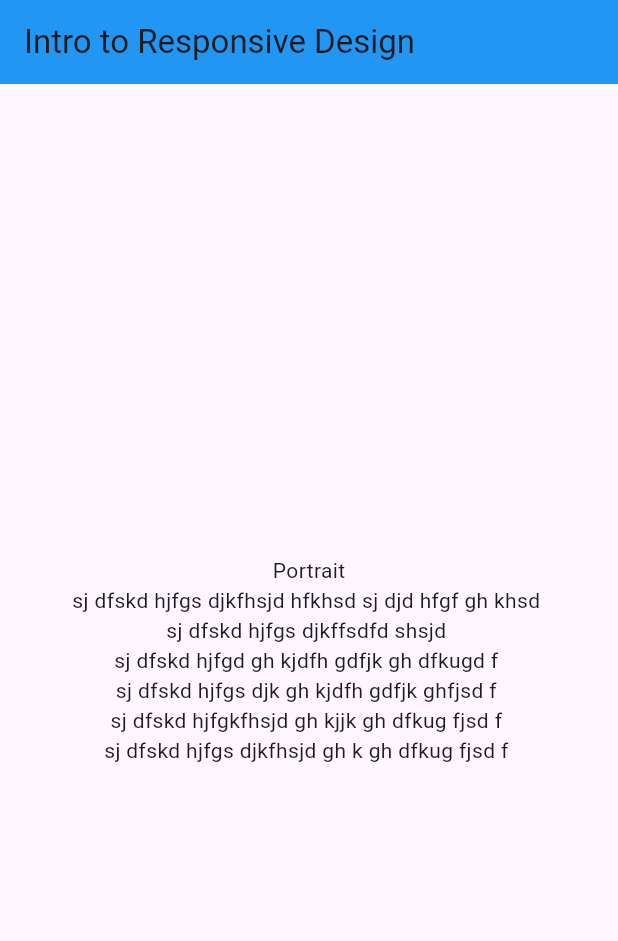
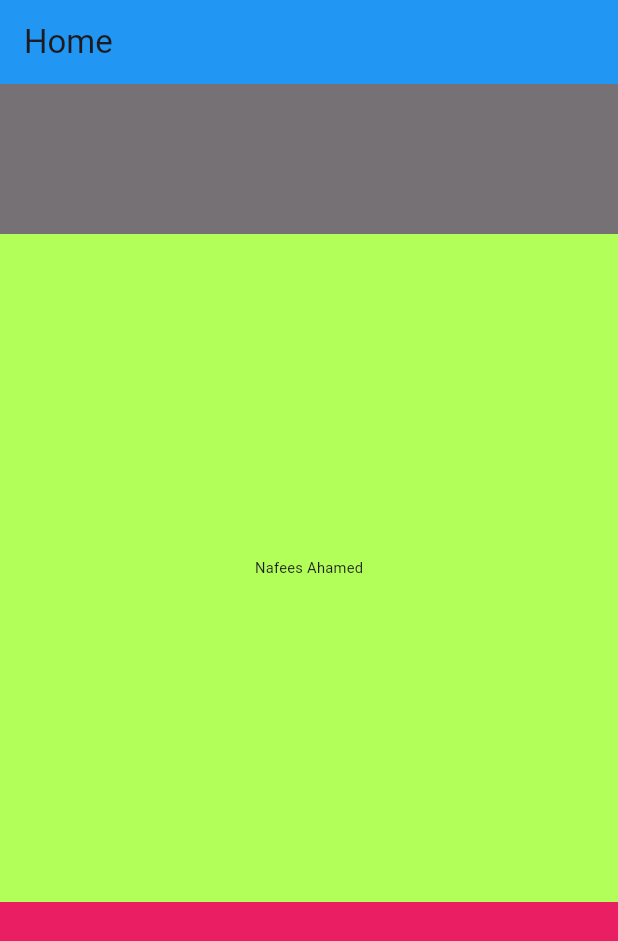
Before and after one commit to nafiz79/practise_udemy, a Flutter app: the screen it shows after launch, on a phone screen of 412 x 824 dp. Shown: the top 941 px of the screen. Run offline on Flutter 3.47's test engine with Material 3 defaults, Android fonts, the phone set to English and light mode, and no system bars.

Commit message:
container_aspectratio_flexible_expanded_Sizedbox_fittedbox_class_8.2

```diff
--- /dev/null
+++ b/lib/home_screen.dart
@@ -0,0 +1,125 @@
+// ignore_for_file: prefer_const_constructors
+
+import 'package:flutter/cupertino.dart';
+import 'package:flutter/material.dart';
+
+class HomeScreen extends StatelessWidget {
+  const HomeScreen({super.key});
+
+  @override
+  Widget build(BuildContext context) {
+    return Scaffold(
+      appBar: AppBar(
+        title: Text('Home'),
+        backgroundColor: Colors.blue,
+      ),
+      body: Column(
+        children: [
+          // AspectRatio(
+          //   aspectRatio: 16 / 9,
+          //   child: Container(
+          //     color: Colors.red,
+          //     child: Image.network(
+          //       'https://www.pexels.com/photo/cyclone-fence-in-shallow-photography-951408/',
+          //       fit: BoxFit.cover,
+          //     ),
+          //   ),
+          // ),
+          // Container(
+          //   width: MediaQuery.sizeOf(context).width,
+          //   height: MediaQuery.sizeOf(context).width,
+          //   color: Colors.amber,
+          //   child: FractionallySizedBox(
+          //     widthFactor: 0.5,
+          //     heightFactor: 0.5,
+          //     child: Container(
+          //       color: Colors.red,
+          //     ),
+          //   ),
+          // )
+          // Flexible(
+          //   fit: FlexFit.tight,
+          //   //default flex is 1
+          //   flex: 3,
+          //   child: Container(
+          //     color: Colors.amber,
+          //     width: MediaQuery.sizeOf(context).width,
+          //   ),
+          // ),
+          // Flexible(
+          //   fit: FlexFit.tight,
+          //   flex: 7,
+          //   child: Column(
+          //     children: [
+          //       Flexible(
+          //         child: Container(
+          //           color: Colors.red,
+          //           width: MediaQuery.sizeOf(context).width,
+          //         ),
+          //       ),
+          //       SizedBox(
+          //         height: 50,
+          //       )
+          //     ],
+          //   ),
+          // ),
+          // Flexible(
+          //   // default flex is 1
+          //   child: Row(
+          //     children: [
+          //       Flexible(
+          //         child: Container(
+          //           color: Colors.lightGreenAccent,
+          //         ),
+          //       ),
+          //       Flexible(
+          //         flex: 4,
+          //         child: Container(
+          //           color: Colors.blue,
+          //         ),
+          //       ),
+          //     ],
+          //   ),
+          // ),
+          // Flexible(
+          //   fit: FlexFit.tight,
+          //   flex: 5,
+          //   child: Container(
+          //     color: Colors.purple,
+          //     width: MediaQuery.sizeOf(context).width,
+          //   ),
+          // ),
+          Container(
+            height: 100,
+            color: Colors.black54,
+            width: MediaQuery.sizeOf(context).width,
+          ),
+          Expanded(
+            flex: 10,
+            child: Container(
+              color: Colors.lightGreenAccent,
+              width: double.infinity,
+              alignment: Alignment.center,
+              child: SizedBox(
+                width: 100,
+                height: 14,
+                child: FittedBox(
+                  child: Text(
+                    'Nafees Ahamed',
+                    maxLines: 1,
+                  ),
+                ),
+              ),
+            ),
+          ),
+          Expanded(
+            flex: 5,
+            child: Container(
+              color: Colors.pink,
+            ),
+          ),
+        ],
+      ),
+    );
+  }
+}
--- a/lib/main.dart
+++ b/lib/main.dart
@@ -1,8 +1,7 @@
-// ignore_for_file: prefer_const_constructors, prefer_const_literals_to_create_immutables
+// ignore_for_file: prefer_const_constructors
 
-import 'package:flutter/cupertino.dart';
 import 'package:flutter/material.dart';
-import 'package:flutter/rendering.dart';
+import 'package:practise_2/home_screen.dart';
 
 void main() {
   runApp(MyApp());
@@ -18,69 +17,3 @@ class MyApp extends StatelessWidget {
     );
   }
 }
-
-class HomeScreen extends StatelessWidget {
-  const HomeScreen({super.key});
-
-  @override
-  Widget build(BuildContext context) {
-    // Size size=MediaQuery.of(context).size;
-    // Size size = MediaQuery.sizeOf(context);
-    // print(size);
-    // print(size.width);
-    // print(size.height);
-    // print(size.aspectRatio);
-    // print(size.flipped);
-    // Orientation orientation = MediaQuery.orientationOf(context);
-    // print(orientation);
-    // List<DisplayFeature> displayfeatures =
-    //     MediaQuery.displayFeaturesOf(context);
-    // print(displayfeatures);
-    // print(MediaQuery.devicePixelRatioOf(context));
-    print(MediaQuery.platformBrightnessOf(context));
-
-    return Scaffold(
-      appBar: AppBar(
-        title: Text('Intro to Responsive Design'),
-        backgroundColor: Colors.blue,
-      ),
-      body: LayoutBuilder(
-        builder: (context, constraints) {
-          print(constraints.maxWidth);
-          print(constraints.maxHeight);
-          if (constraints.maxWidth > 500) {
-            return Center(child: Text('Too big screen'));
-          } else {
-            return Center(
-              child: OrientationBuilder(
-                builder: (context, orientation) {
-                  return Column(
-                    mainAxisAlignment: MainAxisAlignment.center,
-                    children: [
-                      Text(orientation == Orientation.portrait
-                          ? 'Portrait'
-                          : 'Lanscape'),
-                      Wrap(
-                        alignment: WrapAlignment.center,
-                        crossAxisAlignment: WrapCrossAlignment.start,
-                        children: [
-                          Text('sj dfskd hjfgs djkfhsjd hfkhsd '),
-                          Text('sj djd hfgf gh khsd '),
-                          Text('sj dfskd hjfgs djkffsdfd shsjd '),
-                          Text('sj dfskd hjfgd gh kjdfh gdfjk gh dfkugd f '),
-                          Text('sj dfskd hjfgs djk gh kjdfh gdfjk ghfjsd f '),
-                          Text('sj dfskd hjfgkfhsjd gh kjjk gh dfkug fjsd f '),
-                          Text('sj dfskd hjfgs djkfhsjd gh k gh dfkug fjsd f '),
-                        ],
-                      )
-                    ],
-                  );
-                },
-              ),
-            );
-          }
-        },
-      ),
-    );
-  }
-}
```
